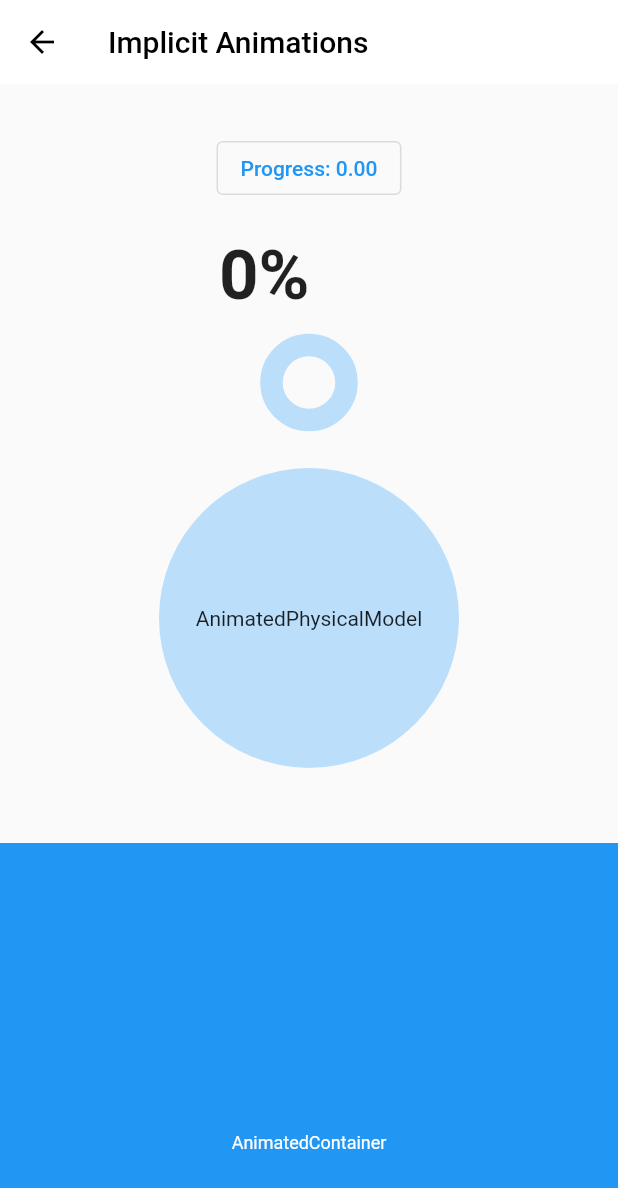
After one commit to kamskr/flutter_ui_challenges, a Flutter app: the Animations screen opened directly, after a tap on "Implicit", on a phone screen of 412 x 824 dp. The commit adds this screen. Shown: the top 1188 px of the screen. Run offline on Flutter 3.47's test engine with Material 2 defaults, Android fonts, the phone set to English and light mode, and no system bars; Roboto replaces fonts that are missing (Fira Code).

Commit message:
add implicit animations

```diff
--- /dev/null
+++ b/lib/challenges/animations/animations.dart
@@ -0,0 +1,29 @@
+import 'package:flutter/material.dart';
+import 'package:flutter_ui_challenges/widgets/widgets.dart';
+
+import 'implicit_animations/implicit_animations.dart';
+
+class Animations extends StatelessWidget {
+  const Animations({Key? key}) : super(key: key);
+
+  static Route route() =>
+      MaterialPageRoute<void>(builder: (_) => const Animations());
+
+  static const Map<String, Widget> _tileTitles = {
+    "Implicit": ImplicitAnimationsPage(),
+  };
+
+  @override
+  Widget build(BuildContext context) {
+    return Scaffold(
+      appBar: AppBar(
+        title: const Text(
+          'Flutter UI Challenges',
+        ),
+      ),
+      body: const ListScreen(
+        tileTitles: _tileTitles,
+      ),
+    );
+  }
+}
--- /dev/null
+++ b/lib/challenges/animations/implicit_animations/implicit_animations.dart
@@ -0,0 +1,209 @@
+import 'dart:math' as math;
+
+import 'package:flutter/material.dart';
+
+import 'widgets/widgets.dart';
+
+class ImplicitAnimationsPage extends StatelessWidget {
+  const ImplicitAnimationsPage({Key? key}) : super(key: key);
+
+  static Route route() =>
+      MaterialPageRoute<void>(builder: (_) => const ImplicitAnimationsPage());
+
+  @override
+  Widget build(BuildContext context) {
+    return Scaffold(
+      appBar: AppBar(title: const Text('Implicit Animations')),
+      body: const ImplicitAnimations(),
+    );
+  }
+}
+
+class ImplicitAnimations extends StatefulWidget {
+  const ImplicitAnimations({Key? key}) : super(key: key);
+
+  @override
+  State<ImplicitAnimations> createState() => _ImplicitAnimationsState();
+}
+
+class _ImplicitAnimationsState extends State<ImplicitAnimations> {
+  Alignment alignment = Alignment.center;
+
+  int index = 0;
+  final colors = [Colors.blue, Colors.deepPurple, Colors.green];
+  final bColors = [Colors.transparent, Colors.purple, Colors.green[800]];
+  final sizes = [150.0, 195.0, 300.0];
+  final tSizes = [12.0, 16.0, 20.0];
+  final radius = [0.0, 16.0, 90.0];
+  final elevations = [0.0, 16.0, 32.0];
+  final opacity = [1.0, 0.3, 0.01];
+
+  @override
+  Widget build(BuildContext context) {
+    return ListView(
+      children: [
+        const LoaderDemo(),
+        Center(
+          child: SizedBox(
+            height: 200,
+            width: 200,
+            child: AnimatedPhysicalModel(
+              child: GestureDetector(
+                onTap: () {
+                  setState(() {
+                    index = (index + 1) % colors.length;
+                  });
+                },
+                child: const Center(
+                  child: Text('AnimatedPhysicalModel'),
+                ),
+              ),
+              duration: kThemeAnimationDuration,
+              shape: BoxShape.circle,
+              elevation: elevations[index],
+              color: Colors.blue[100]!,
+              shadowColor: colors[index],
+            ),
+          ),
+        ),
+        const SizedBox(height: 50),
+        SizedBox(
+          height: 400,
+          child: AnimatedContainer(
+            width: sizes[index],
+            height: sizes[index],
+            decoration: BoxDecoration(
+              borderRadius: BorderRadius.circular(radius[index]),
+              color: colors[index],
+              boxShadow: [
+                BoxShadow(
+                  color: Colors.black54,
+                  blurRadius: radius[index],
+                ),
+              ],
+              border: Border.all(
+                color: bColors[index]!,
+                width: index * 10.0,
+              ),
+            ),
+            duration: kThemeAnimationDuration,
+            curve: Curves.easeInOut,
+            child: InkWell(
+              onTap: () {
+                setState(() {
+                  index = (index + 1) % colors.length;
+                });
+              },
+              child: Center(
+                child: AnimatedDefaultTextStyle(
+                  duration: kThemeAnimationDuration,
+                  style: TextStyle(fontSize: tSizes[index]),
+                  child: const Text(
+                    'AnimatedContainer',
+                    textAlign: TextAlign.center,
+                  ),
+                ),
+              ),
+            ),
+          ),
+        ),
+        const SizedBox(height: 50),
+        AnimatedOpacity(
+          opacity: opacity[index],
+          duration: kThemeAnimationDuration,
+          child: InkWell(
+            onTap: () {
+              setState(() {
+                index = (index + 1) % colors.length;
+              });
+            },
+            child: Padding(
+              padding: const EdgeInsets.all(32.0),
+              child: Text('AnimatedOpacity ${opacity[index]}'),
+            ),
+          ),
+        ),
+        const SizedBox(height: 50),
+        SizedBox(
+          height: 400,
+          child: Stack(
+            children: [
+              AnimatedAlign(
+                child: TextButton(
+                  onPressed: () {
+                    setState(() {
+                      final random1 = (math.Random().nextDouble() - 0.5);
+                      final random2 = (math.Random().nextDouble() - 0.5);
+                      alignment = Alignment(random1, random2);
+                    });
+                  },
+                  style: TextButton.styleFrom(
+                      textStyle: const TextStyle(fontSize: 24)),
+                  child: Padding(
+                    padding: const EdgeInsets.all(16.0),
+                    child: Text('AnimatedAlign $alignment'),
+                  ),
+                ),
+                duration: kThemeAnimationDuration,
+                alignment: alignment,
+              ),
+            ],
+          ),
+        ),
+      ],
+    );
+  }
+}
+
+class LoaderDemo extends StatefulWidget {
+  const LoaderDemo({
+    Key? key,
+  }) : super(key: key);
+
+  @override
+  _LoaderDemoState createState() => _LoaderDemoState();
+}
+
+class _LoaderDemoState extends State<LoaderDemo> {
+  double progress = 0.0;
+
+  @override
+  Widget build(BuildContext context) {
+    return Padding(
+      padding: const EdgeInsets.all(32.0),
+      child: OverflowBar(
+        overflowAlignment: OverflowBarAlignment.center,
+        spacing: 16,
+        children: [
+          OutlinedButton(
+            onPressed: () {
+              setState(() {
+                progress = progress + 0.1;
+              });
+              if (progress >= 1.0) {
+                setState(() {
+                  progress = 0.0;
+                });
+              }
+            },
+            child: Text('Progress: ${progress.toStringAsFixed(2)}'),
+          ),
+          const SizedBox(
+            height: 20,
+          ),
+          SmoothCounter(progress: progress * 100),
+          const SizedBox(
+            height: 20,
+          ),
+          SizedBox(
+            width: 50,
+            height: 50,
+            child: SmoothLoadingIndicator(
+              progress: progress,
+            ),
+          ),
+        ],
+      ),
+    );
+  }
+}
--- /dev/null
+++ b/lib/challenges/animations/implicit_animations/widgets/smooth_counter.dart
@@ -0,0 +1,50 @@
+import 'package:flutter/material.dart';
+
+class SmoothCounter extends ImplicitlyAnimatedWidget {
+  const SmoothCounter({
+    Key? key,
+    required this.progress,
+    Duration duration = const Duration(milliseconds: 700),
+    Curve curve = Curves.easeOutCubic,
+    this.style,
+  }) : super(duration: duration, curve: curve, key: key);
+
+  final double progress;
+  final TextStyle? style;
+
+  @override
+  ImplicitlyAnimatedWidgetState<ImplicitlyAnimatedWidget> createState() =>
+      _SmoothLoadingIndicatorState();
+}
+
+class _SmoothLoadingIndicatorState
+    extends AnimatedWidgetBaseState<SmoothCounter> {
+  Tween<double?>? _progress;
+
+  @override
+  Widget build(BuildContext context) {
+    final value = _progress?.evaluate(animation);
+
+    return SizedBox(
+      width: 120,
+      child: Text(
+        (value != null ? value.toStringAsFixed(0) : '0') + '%',
+        style: widget.style ??
+            const TextStyle(
+              fontSize: 46,
+              fontWeight: FontWeight.bold,
+              fontFamily: 'Fira Code',
+            ),
+      ),
+    );
+  }
+
+  @override
+  void forEachTween(TweenVisitor<dynamic> visitor) {
+    _progress = visitor(
+      _progress,
+      widget.progress,
+      (dynamic value) => Tween<double>(begin: value as double?),
+    ) as Tween<double?>?;
+  }
+}
--- /dev/null
+++ b/lib/challenges/animations/implicit_animations/widgets/smooth_loading_indicator.dart
@@ -0,0 +1,44 @@
+import 'package:flutter/material.dart';
+
+class SmoothLoadingIndicator extends ImplicitlyAnimatedWidget {
+  const SmoothLoadingIndicator({
+    Key? key,
+    required this.progress,
+    Duration duration = const Duration(milliseconds: 200),
+    Curve curve = Curves.linear,
+    this.color = Colors.blue,
+    this.backgroundColor = const Color(0xFFBBDEFB),
+  }) : super(duration: duration, curve: curve, key: key);
+
+  final double progress;
+  final Color color;
+  final Color backgroundColor;
+
+  @override
+  ImplicitlyAnimatedWidgetState<ImplicitlyAnimatedWidget> createState() =>
+      _SmoothLoadingIndicatorState();
+}
+
+class _SmoothLoadingIndicatorState
+    extends AnimatedWidgetBaseState<SmoothLoadingIndicator> {
+  Tween<double?>? _progress;
+
+  @override
+  Widget build(BuildContext context) {
+    return CircularProgressIndicator(
+      backgroundColor: widget.backgroundColor,
+      color: widget.color,
+      value: _progress!.evaluate(animation),
+      strokeWidth: 15,
+    );
+  }
+
+  @override
+  void forEachTween(TweenVisitor<dynamic> visitor) {
+    _progress = visitor(
+      _progress,
+      (widget.progress).clamp(0.0, 1.0),
+      (dynamic value) => Tween<double>(begin: value as double?),
+    ) as Tween<double?>?;
+  }
+}
--- /dev/null
+++ b/lib/challenges/animations/implicit_animations/widgets/widgets.dart
@@ -0,0 +1,2 @@
+export 'smooth_counter.dart';
+export 'smooth_loading_indicator.dart';
--- a/lib/challenges/challenges.dart
+++ b/lib/challenges/challenges.dart
@@ -1,2 +1,3 @@
 export 'animated_clock/animated_clock.dart';
+export 'animations/animations.dart';
 export 'render_objects_playground/render_objects_playground.dart';
--- a/lib/main.dart
+++ b/lib/main.dart
@@ -14,7 +14,15 @@ class MyApp extends StatelessWidget {
     return MaterialApp(
       title: 'Flutter Demo',
       theme: ThemeData(
-        brightness: Brightness.dark,
+        brightness: Brightness.light,
+        appBarTheme: const AppBarTheme(
+          foregroundColor: Colors.black,
+          color: Colors.white,
+          elevation: 0,
+          iconTheme: IconThemeData(
+            color: Colors.black,
+          ),
+        ),
       ),
       home: const Home(),
     );
@@ -25,6 +33,7 @@ class Home extends StatelessWidget {
   const Home({Key? key}) : super(key: key);
 
   static const Map<String, Widget> _tileTitles = {
+    'Animations': Animations(),
     'Animated Clock': AnimatedClock(),
     'Render Object Playground': RenderObjectPlayground(),
   };
@@ -36,8 +45,6 @@ class Home extends StatelessWidget {
         title: const Text(
           'Flutter UI Challenges',
         ),
-        backgroundColor: Colors.white,
-        foregroundColor: Colors.black,
       ),
       body: const ListScreen(
         tileTitles: _tileTitles,
--- a/pubspec.yaml
+++ b/pubspec.yaml
@@ -1,5 +1,5 @@
-name: flutter_ui_chellanges
-description: UI chellanges, animations and more!
+name: flutter_ui_challenges
+description: UI challenges, animations and more!
 publish_to: "none"
 
 version: 1.0.0+1
```
Also changed, not shown: pubspec.lock, 4 other files.
